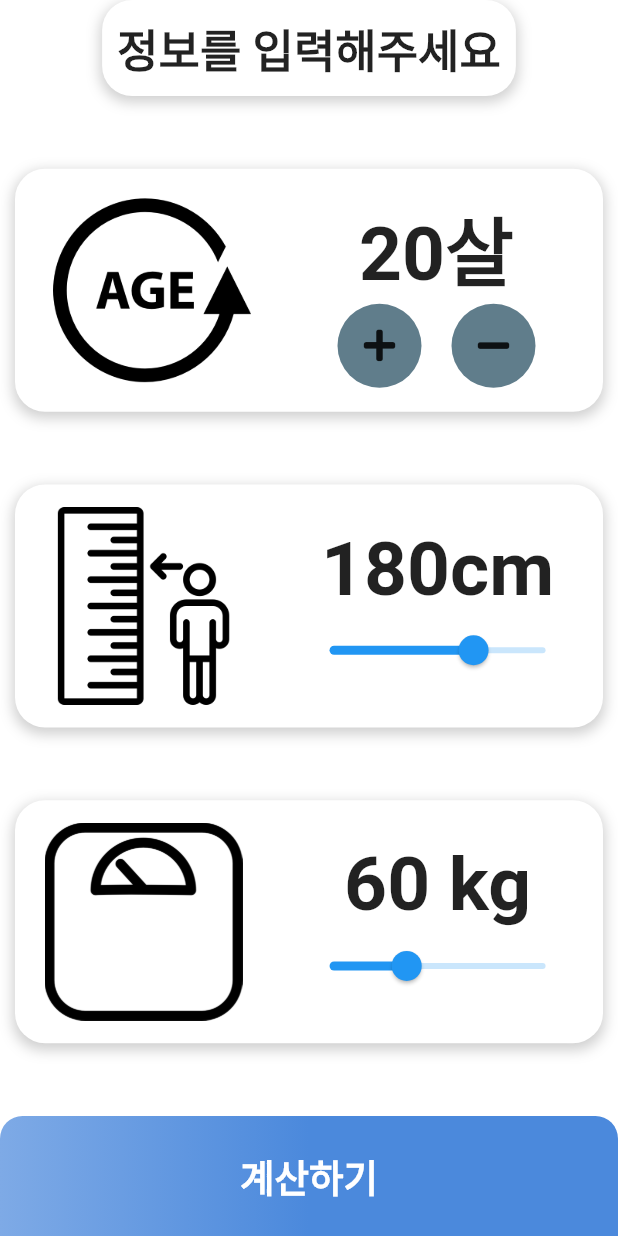
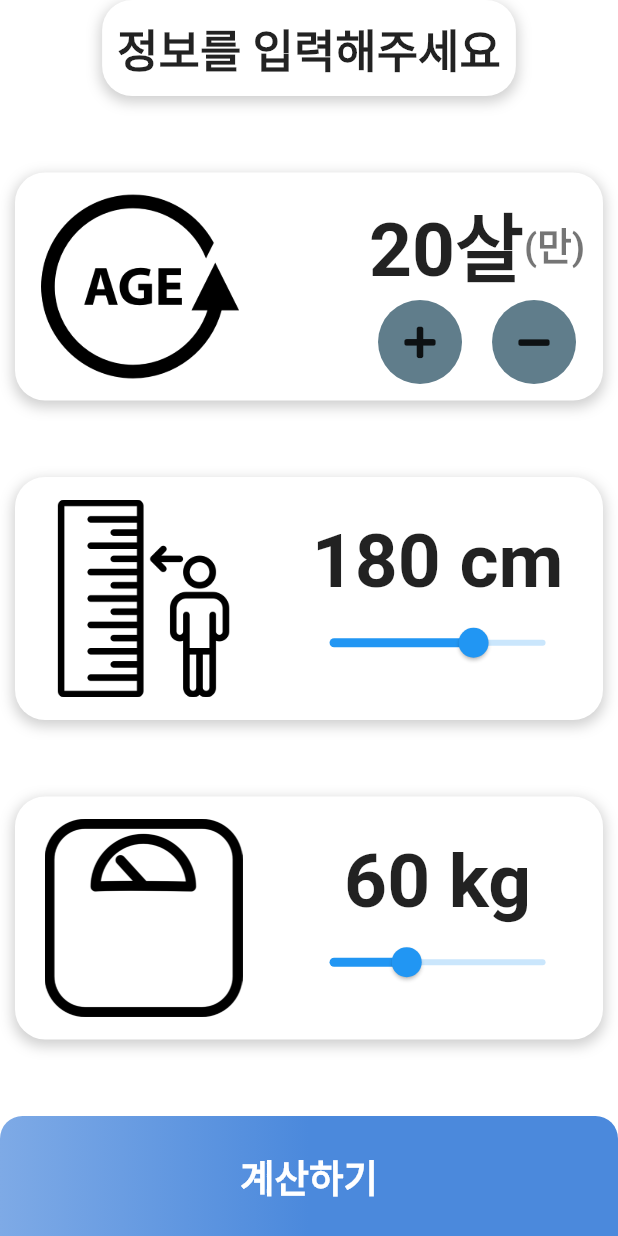
Before and after one commit to diebjackal/BMI_calculator, a Flutter app: the screen it shows after launch, after a tap on "다음", on a phone screen of 412 x 824 dp. Run offline on Flutter 3.47's test engine with Material 2 defaults, Android fonts, the phone set to English and light mode, and no system bars; our stand-ins replace font_awesome_flutter, toggle_switch.

```diff
--- a/bmi_calculator/lib/screens/gender_select_page.dart
+++ b/bmi_calculator/lib/screens/gender_select_page.dart
@@ -26,7 +26,7 @@ class GenderSelectPage extends StatelessWidget {
             ),
             GenderSelectButton(
               activeBgColors: [Colors.blue, Colors.pink],
-              labelText: ['Male', 'Female'],
+              labelText: ['남자', '여자'],
             ),
             BottomButton(
               buttonTitle: '다음',
--- a/bmi_calculator/lib/screens/input_Page.dart
+++ b/bmi_calculator/lib/screens/input_Page.dart
@@ -27,8 +27,7 @@ class InputPage extends StatelessWidget {
             Container(
               margin: EdgeInsets.symmetric(horizontal: 10),
               width: fullSizeContainer,
-              padding:
-                  EdgeInsets.only(top: 15, bottom: 15, right: 45, left: 20),
+              padding: EdgeInsets.symmetric(vertical: 10, horizontal: 12),
               decoration: inputInformationDecoration(),
               child: Row(
                 mainAxisAlignment: MainAxisAlignment.spaceBetween,
@@ -40,9 +39,17 @@ class InputPage extends StatelessWidget {
                   ),
                   Column(
                     children: <Widget>[
-                      Text(
-                        '${information.age}살',
-                        style: userInformationSettingTextStyle,
+                      Row(
+                        children: <Widget>[
+                          Text(
+                            '${information.age}살',
+                            style: userInformationSettingTextStyle,
+                          ),
+                          Text(
+                            '(만)',
+                            style: ageTextStyle,
+                          ),
+                        ],
                       ),
                       Row(
                         children: <Widget>[
@@ -78,7 +85,7 @@ class InputPage extends StatelessWidget {
                   Column(
                     children: <Widget>[
                       Text(
-                        '${information.height}cm',
+                        '${information.height} cm',
                         style: userInformationSettingTextStyle,
                       ),
                       Consumer<MyProvider>(
--- a/bmi_calculator/lib/utility/constants.dart
+++ b/bmi_calculator/lib/utility/constants.dart
@@ -122,6 +122,12 @@ const userInformationSettingTextStyle = TextStyle(
   fontSize: 50,
 );
 
+const ageTextStyle = TextStyle(
+  fontWeight: FontWeight.bold,
+  color: Colors.black54,
+  fontSize: 25,
+);
+
 const userInformationUnitTextStyle = TextStyle(
   color: Colors.white,
   fontSize: 20,
```
Also changed, not shown: bmi_calculator/pubspec.yaml (+7 -0 lines), bmi_calculator/pubspec.lock, 5 other files.
